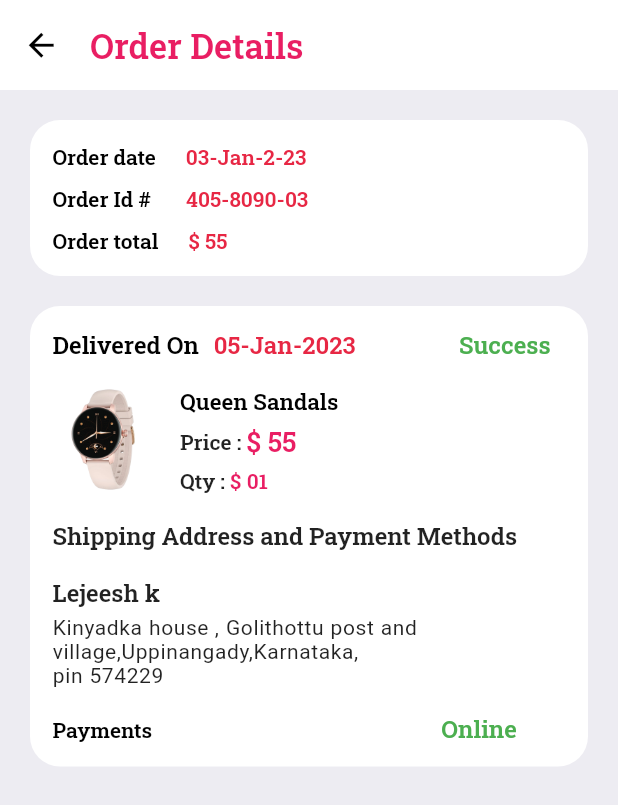
After one commit to Lejeeshofficial/eshop, a Flutter app: the ScreenOrderdItemsDetails screen opened directly, on a phone screen of 412 x 824 dp. The commit adds this screen. Shown: the top 805 px of the screen. Run offline on Flutter 3.47's test engine with Material 2 defaults, Android fonts, the phone set to English and light mode, and no system bars; our stand-ins replace badges, bottom_navy_bar, dotted_line, firebase_auth, firebase_core, flutter_otp_text_field and 4 more; missing offline and left inert: clippy_flutter, dart:ffi; accounts and stored records are empty.

Commit message:
OrdersPageSet

```diff
--- a/lib/colorandconst/productScreen/constants.dart
+++ b/lib/colorandconst/productScreen/constants.dart
@@ -10,3 +10,9 @@ SizedBox kheight10 = const SizedBox(
 SizedBox kwidth10 = const SizedBox(
   width: 10,
 );
+const SizedBox kheight20 = SizedBox(
+  height: 17,
+);
+SizedBox kheight5 = const SizedBox(
+  height: 5,
+);
--- a/lib/view/loginscreen/loginscreen.dart
+++ b/lib/view/loginscreen/loginscreen.dart
@@ -72,7 +72,8 @@ class _ScreenLoginpageState extends State<ScreenLoginpage> {
                                 Navigator.pushAndRemoveUntil(
                                     context,
                                     MaterialPageRoute(
-                                        builder: (context) => ScreenOtp()),
+                                        builder: (context) =>
+                                            ScreenOtp(phonenumber)),
                                     (route) => false);
                                 // Navigator.push(
                                 //   context,
--- /dev/null
+++ b/lib/view/orderditemsdetails.dart/orderditemsdetails.dart
@@ -0,0 +1,24 @@
+import 'package:eshop/colorandconst/accountsScreen/colors.dart';
+import 'package:eshop/colorandconst/accountsScreen/constants.dart';
+import 'package:eshop/colorandconst/loginscreen/color/colors.dart';
+import 'package:eshop/view/orderditemsdetails.dart/widgets/orderditemsdetailappbar.dart';
+import 'package:eshop/view/orderditemsdetails.dart/widgets/orderditemsdetailsbody.dart';
+import 'package:flutter/material.dart';
+
+class ScreenOrderdItemsDetails extends StatelessWidget {
+  const ScreenOrderdItemsDetails({super.key});
+
+  @override
+  Widget build(BuildContext context) {
+    return Scaffold(
+      backgroundColor: background,
+      body: ListView(
+        children: const [
+          OrderdItemsDetailsAppBar(),
+          kheight10,
+          OrderdItemsDetailsBody()
+        ],
+      ),
+    );
+  }
+}
--- /dev/null
+++ b/lib/view/orderditemsdetails.dart/widgets/orderditemsdetailappbar.dart
@@ -0,0 +1,40 @@
+import 'package:eshop/colorandconst/loginscreen/color/colors.dart';
+import 'package:eshop/colorandconst/productScreen/stayle.dart';
+import 'package:flutter/material.dart';
+
+class OrderdItemsDetailsAppBar extends StatelessWidget {
+  const OrderdItemsDetailsAppBar({super.key});
+
+  @override
+  Widget build(BuildContext context) {
+    return Container(
+      color: white1,
+      padding: const EdgeInsets.all(15),
+      child: Row(
+        children: [
+          InkWell(
+            onTap: () => Navigator.pop(context),
+            child: const Icon(
+              Icons.arrow_back,
+              size: 25,
+              color: black1,
+            ),
+          ),
+          Padding(
+            padding: const EdgeInsets.only(left: 20),
+            child: Text(
+              "Order Details",
+              style: stylecartname,
+            ),
+          ),
+          const Spacer(),
+          // const Icon(
+          //   Icons.more_vert,
+          //   color: black1,
+          //   size: 25,
+          // )
+        ],
+      ),
+    );
+  }
+}
--- /dev/null
+++ b/lib/view/orderditemsdetails.dart/widgets/orderditemsdetailsbody.dart
@@ -0,0 +1,317 @@
+import 'package:eshop/colorandconst/accountsScreen/colors.dart';
+import 'package:eshop/colorandconst/address/style.dart';
+import 'package:eshop/colorandconst/loginScreen/color/colors.dart';
+import 'package:eshop/colorandconst/productScreen/colors.dart';
+import 'package:eshop/colorandconst/productScreen/constants.dart';
+import 'package:eshop/colorandconst/productScreen/stayle.dart';
+import 'package:flutter/material.dart';
+
+class OrderdItemsDetailsBody extends StatelessWidget {
+  const OrderdItemsDetailsBody({super.key});
+
+  @override
+  Widget build(BuildContext context) {
+    return Column(
+      children: [
+        const OrderSummeryContainer1(),
+        orderdSummeryContainer2(context),
+      ],
+    );
+  }
+
+  Container orderdSummeryContainer2(BuildContext context) {
+    return Container(
+      width: double.infinity,
+      margin: const EdgeInsets.fromLTRB(20, 10, 20, 10),
+      decoration: BoxDecoration(
+        color: white1,
+        borderRadius: BorderRadius.circular(20),
+      ),
+      child: Padding(
+        padding: const EdgeInsets.all(15.0),
+        child: Column(
+          crossAxisAlignment: CrossAxisAlignment.start,
+          children: [
+            Row(
+              children: [
+                richText1(),
+                const Spacer(),
+                success(),
+                kwidth10,
+              ],
+            ),
+            kheight20,
+            productDetails(),
+            kheight20,
+            shippingDetailsAndPayments(),
+            kheight20,
+            address(),
+            kheight20,
+            paymentsIndicator(context)
+          ],
+        ),
+      ),
+    );
+  }
+
+  Row paymentsIndicator(BuildContext context) {
+    return Row(
+      children: [
+        RichText(
+          text: TextSpan(
+            text: "Payments ",
+            style: const TextStyle(
+              fontFamily: "RobotoSlab",
+              color: black1,
+            ),
+            children: [
+              WidgetSpan(
+                child: SizedBox(
+                  width: MediaQuery.of(context).size.width * .45,
+                ),
+              ),
+              const TextSpan(
+                text: " Online",
+                style: TextStyle(
+                  fontFamily: "RobotoSlab",
+                  color: Colors.green,
+                  fontSize: 16,
+                ),
+              )
+            ],
+          ),
+        ),
+      ],
+    );
+  }
+
+  Row address() {
+    return Row(
+      children: [
+        Column(
+          crossAxisAlignment: CrossAxisAlignment.start,
+          children: [
+            Text(
+              "Lejeesh k",
+              style: namestyle,
+            ),
+            const SizedBox(
+              height: 05,
+            ),
+            const Text(
+              "Kinyadka house , Golithottu post and \nvillage,Uppinangady,Karnataka,\npin 574229",
+              style: TextStyle(
+                wordSpacing: 0.4,
+                letterSpacing: 0.4,
+              ),
+            ),
+          ],
+        ),
+      ],
+    );
+  }
+
+  Row shippingDetailsAndPayments() {
+    return Row(
+      children: const [
+        Text(
+          "Shipping Address and Payment Methods",
+          style: TextStyle(
+            fontFamily: "RobotoSlab",
+            fontSize: 16,
+          ),
+        ),
+      ],
+    );
+  }
+
+  Row productDetails() {
+    return Row(
+      mainAxisAlignment: MainAxisAlignment.start,
+      children: [
+        productImage(1),
+        Padding(
+          padding: const EdgeInsets.symmetric(
+            vertical: 0,
+          ),
+          child: Column(
+            crossAxisAlignment: CrossAxisAlignment.start,
+            children: [
+              // kheight10,
+              productName(),
+              kheight5,
+              priceRow(),
+              kheight5,
+              qty()
+            ],
+          ),
+        ),
+        //const Spacer(),
+      ],
+    );
+  }
+
+  Text success() {
+    return const Text(
+      "Success",
+      style: TextStyle(
+        fontFamily: "RobotoSlab",
+        color: Colors.green,
+        fontSize: 16,
+      ),
+    );
+  }
+
+  RichText richText1() {
+    return RichText(
+      text: TextSpan(
+        text: "Delivered On",
+        style: const TextStyle(
+          fontFamily: "RobotoSlab",
+          color: black1,
+          fontSize: 16,
+        ),
+        children: [
+          WidgetSpan(child: kwidth10),
+          const TextSpan(
+            text: "05-Jan-2023",
+            style: TextStyle(
+              fontFamily: "RobotoSlab",
+              color: red1,
+              fontSize: 16,
+            ),
+          )
+        ],
+      ),
+    );
+  }
+
+  Container productImage(int i) {
+    return Container(
+      height: 70,
+      width: 70,
+      margin: const EdgeInsets.only(
+        right: 15,
+      ),
+      child: Image.asset("lib/assets/${i + 1}.png"),
+    );
+  }
+
+  Text productName() {
+    return Text(
+      "Queen Sandals",
+      style: styletitle,
+    );
+  }
+
+  Row priceRow() {
+    return Row(
+      children: [
+        const Text(
+          "Price : ",
+          style: TextStyle(fontFamily: "RobotoSlab"),
+        ),
+        Text(
+          "\$ 55",
+          style: TextStyle(
+            fontFamily: "RobotoSlab",
+            fontSize: 18,
+            color: appBarColor,
+          ),
+        ),
+      ],
+    );
+  }
+
+  Row qty() {
+    return Row(
+      children: [
+        const Text(
+          "Qty : ",
+          style: TextStyle(fontFamily: "RobotoSlab"),
+        ),
+        Text(
+          "\$ 01",
+          style: TextStyle(
+            fontFamily: "RobotoSlab",
+            //fontSize: 18,
+            color: appBarColor,
+          ),
+        ),
+      ],
+    );
+  }
+}
+
+class OrderSummeryContainer1 extends StatelessWidget {
+  const OrderSummeryContainer1({
+    Key? key,
+  }) : super(key: key);
+
+  @override
+  Widget build(BuildContext context) {
+    return Container(
+      width: double.infinity,
+      margin: const EdgeInsets.fromLTRB(20, 10, 20, 10),
+      decoration: BoxDecoration(
+        color: white1,
+        borderRadius: BorderRadius.circular(20),
+      ),
+      child: Padding(
+        padding: const EdgeInsets.all(15.0),
+        child: Column(
+          crossAxisAlignment: CrossAxisAlignment.start,
+          children: [
+            RichTextDetails(
+              variable1: 'Order date',
+              variable2: '03-Jan-2-23',
+            ),
+            kheight10,
+            RichTextDetails(
+              variable1: 'Order Id # ',
+              variable2: "405-8090-03",
+            ),
+            kheight10,
+            RichTextDetails(
+              variable1: 'Order total',
+              variable2: '\$ 55',
+            ),
+          ],
+        ),
+      ),
+    );
+  }
+}
+
+class RichTextDetails extends StatelessWidget {
+  RichTextDetails({
+    required this.variable1,
+    required this.variable2,
+    Key? key,
+  }) : super(key: key);
+
+  String variable1;
+  String variable2;
+  @override
+  Widget build(BuildContext context) {
+    return RichText(
+      text: TextSpan(
+        text: variable1,
+        style: const TextStyle(
+          fontFamily: "RobotoSlab",
+          color: black1,
+        ),
+        children: [
+          const WidgetSpan(child: kwidth20),
+          TextSpan(
+            text: variable2,
+            style: const TextStyle(
+              fontFamily: "RobotoSlab",
+              color: red1,
+            ),
+          )
+        ],
+      ),
+    );
+  }
+}
--- a/lib/view/product_discriptions.dart/widgets/productNavBar.dart
+++ b/lib/view/product_discriptions.dart/widgets/productNavBar.dart
@@ -6,8 +6,8 @@ import 'package:flutter/cupertino.dart';
 import 'package:flutter/material.dart';
 
 class ProductNavBar extends StatelessWidget {
-  const ProductNavBar({super.key});
-
+  ProductNavBar(this.guest, {super.key});
+  bool guest;
   @override
   Widget build(BuildContext context) {
     return BottomAppBar(
@@ -37,12 +37,14 @@ class ProductNavBar extends StatelessWidget {
             ),
             ElevatedButton.icon(
                 onPressed: () {
+                  if (guest == false) {
                     Navigator.push(
                       context,
                       MaterialPageRoute(
                         builder: (context) => const ScreenCart(),
                       ),
                     );
+                  }
                 },
                 icon: const Icon(
                   CupertinoIcons.cart_badge_plus,
```
Also changed, not shown: lib/view/accountscreen/widgets/widget_container1.dart (+13 -4 lines), lib/view/cartscreen/widgets/cart_items.dart (+19 -7 lines), lib/view/homescreen/widgets/home_appbar.dart (+6 -4 lines), lib/view/homescreen/widgets/widgets_items.dart (+6 -9 lines), lib/view/orderslist/orderslist.dart (added, +23 -0 lines), lib/view/orderslist/widgets/orderlistitems.dart (added, +174 -0 lines), lib/view/orderslist/widgets/orderslistappbar.dart (added, +40 -0 lines), lib/view/otpscreen/otp_screen.dart (+7 -6 lines), lib/view/product_discriptions.dart/product_page.dart (+15 -10 lines). Lines whose indentation alone changed are shown as unchanged.
